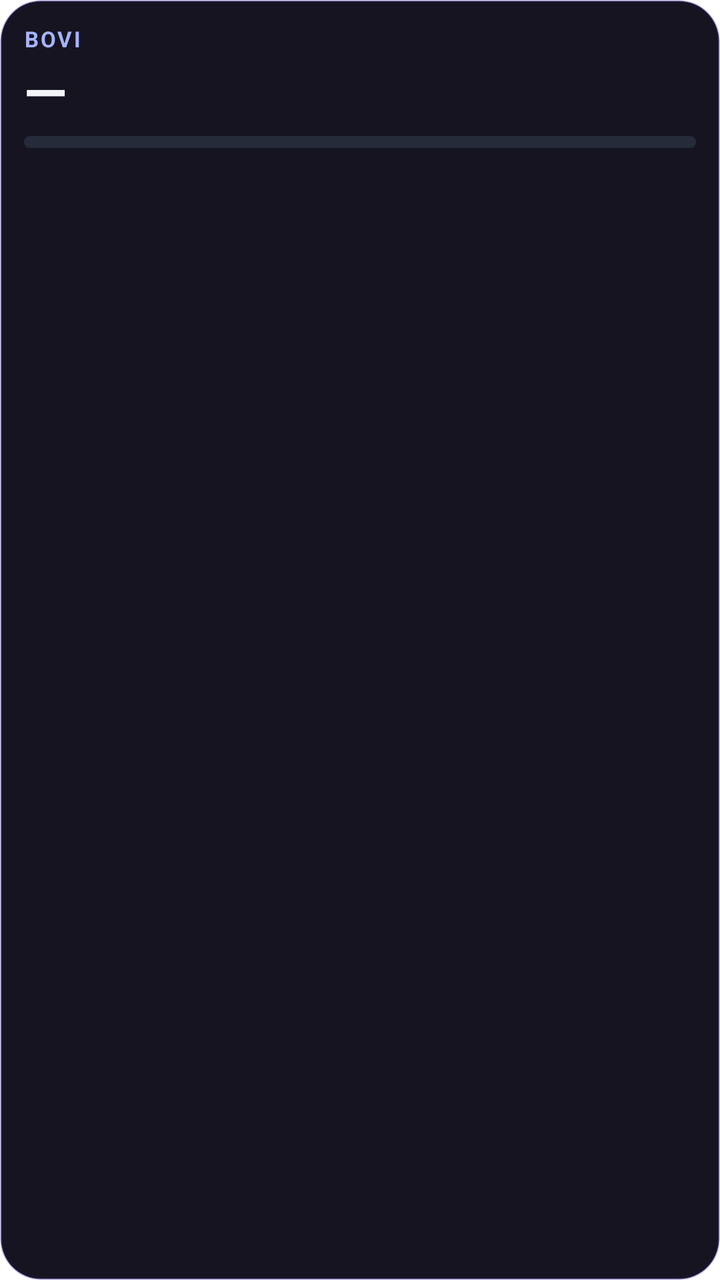
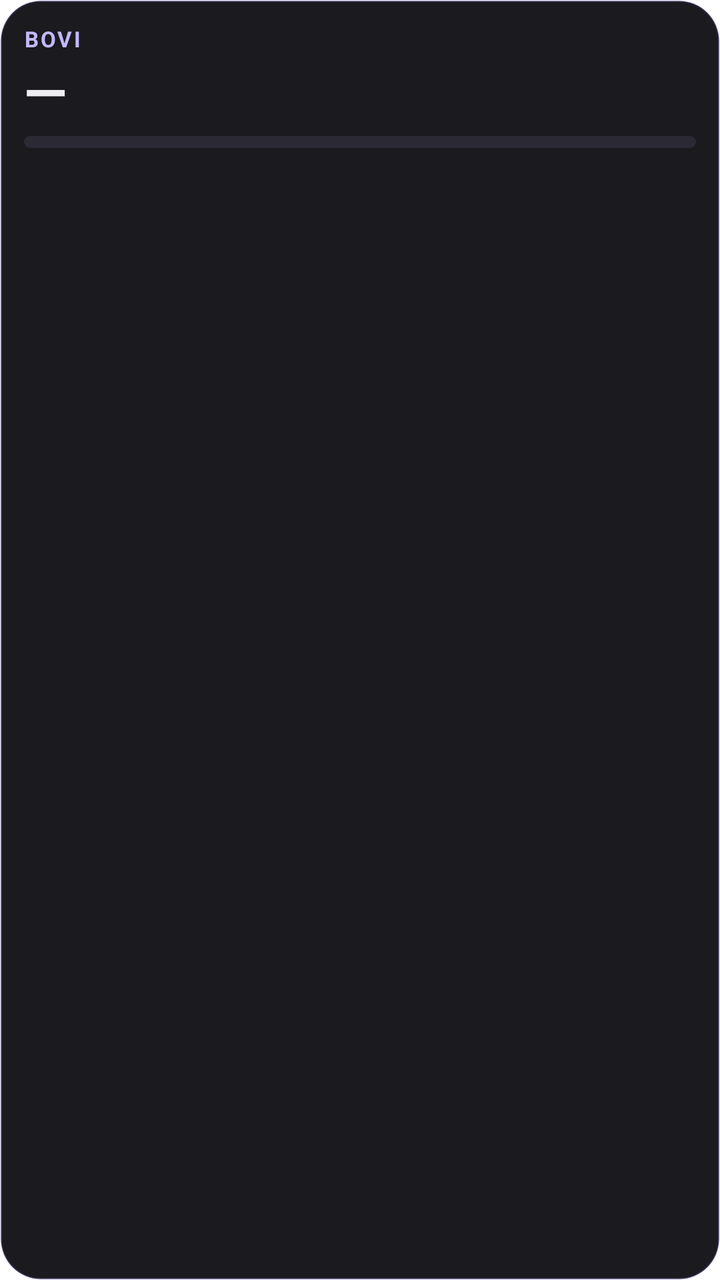

Screens rendered from an Android XML layout before and after an edit, with the pre-edit source and the edit as a unified diff.
<!-- AndroidManifest.xml: fallback theme Theme.MaterialComponents.DayNight.NoActionBar -->
<!-- res/layout/bw_screentime.xml -->
<?xml version="1.0" encoding="utf-8"?>
<LinearLayout xmlns:android="http://schemas.android.com/apk/res/android"
  android:id="@+id/bw_root"
  android:layout_width="match_parent"
  android:layout_height="match_parent"
  android:background="@drawable/bovi_widget_bg"
  android:orientation="vertical"
  android:padding="12dp">
  
  <LinearLayout
    android:layout_width="match_parent"
    android:layout_height="wrap_content"
    android:gravity="center_vertical"
    android:orientation="horizontal">
    <TextView
    android:id="@+id/bw_title"
    android:layout_width="0dp"
    android:layout_weight="1"
    android:layout_height="wrap_content"
    android:text="BOVI"
    android:textColor="#A5B4FC"
    android:textSize="11sp"
    android:textStyle="bold"
    android:maxLines="1"
    android:ellipsize="end"
    android:letterSpacing="0.08" />
    <TextView
    android:id="@+id/bw_header_meta"
    android:layout_width="wrap_content"
    android:layout_height="wrap_content"
    android:text=""
    android:textColor="#9CA3AF"
    android:textSize="11sp"
    android:maxLines="1"
    android:ellipsize="end" />
  </LinearLayout>
  <LinearLayout
    android:layout_width="match_parent"
    android:layout_height="wrap_content"
    android:baselineAligned="true"
    android:orientation="horizontal">
    <TextView
    android:id="@+id/bw_st_total"
    android:layout_width="wrap_content"
    android:layout_height="wrap_content"
    android:text="—"
    android:textColor="#F3F4F6"
    android:textSize="28sp"
    android:textStyle="bold"
    android:maxLines="1"
    android:ellipsize="end" />
    <TextView
    android:id="@+id/bw_st_limit"
    android:layout_width="0dp"
    android:layout_height="wrap_content"
    android:text=""
    android:textColor="#9CA3AF"
    android:textSize="12sp"
    android:maxLines="1"
    android:ellipsize="end"
    android:layout_weight="1"
    android:layout_marginStart="8dp" />
  </LinearLayout>
  <ProgressBar
    android:id="@+id/bw_st_progress"
    style="?android:attr/progressBarStyleHorizontal"
    android:layout_width="match_parent"
    android:layout_height="6dp"
    android:indeterminate="false"
    android:max="100"
    android:progress="0"
    android:progressDrawable="@drawable/bw_progress" android:layout_marginTop="4dp" />
  <TextView
    android:id="@+id/bw_empty"
    android:layout_width="match_parent"
    android:layout_height="wrap_content"
    android:text=""
    android:textColor="#9CA3AF"
    android:textSize="13sp"
    android:maxLines="3"
    android:ellipsize="end"
    android:layout_marginTop="6dp"
    android:visibility="gone" />
  
  <LinearLayout
    android:id="@+id/bw_rows"
    android:layout_width="match_parent"
    android:layout_height="wrap_content"
    android:layout_marginTop="4dp"
    android:orientation="vertical" />
</LinearLayout>
<!-- resources referenced by this layout -->
<resources>
  <!-- drawable bovi_widget_bg (drawable) -->
  <?xml version="1.0" encoding="utf-8"?>
  <shape xmlns:android="http://schemas.android.com/apk/res/android" android:shape="rectangle">
    <solid android:color="#F20B0816" />
    <corners android:radius="20dp" />
    <stroke android:width="1dp" android:color="#405B4BD6" />
  </shape>
  <!-- drawable bw_progress (drawable) -->
  <?xml version="1.0" encoding="utf-8"?>
  <layer-list xmlns:android="http://schemas.android.com/apk/res/android">
    <item android:id="@android:id/background">
      <shape android:shape="rectangle">
        <corners android:radius="3dp" />
        <solid android:color="#262B3A" />
      </shape>
    </item>
    <item android:id="@android:id/progress">
      <clip>
        <shape android:shape="rectangle">
          <corners android:radius="3dp" />
          <solid android:color="#2DD4BF" />
        </shape>
      </clip>
    </item>
  </layer-list>
</resources>

<!-- the commit's change to res/layout/bw_screentime.xml (unified diff, before → after) -->
@@ -18,7 +18,7 @@
     android:layout_weight="1"
     android:layout_height="wrap_content"
     android:text="BOVI"
-    android:textColor="#A5B4FC"
+    android:textColor="#C4B8FC"
     android:textSize="11sp"
     android:textStyle="bold"
     android:maxLines="1"
@@ -29,7 +29,7 @@
     android:layout_width="wrap_content"
     android:layout_height="wrap_content"
     android:text=""
-    android:textColor="#9CA3AF"
+    android:textColor="#9A97A5"
     android:textSize="11sp"
     android:maxLines="1"
     android:ellipsize="end" />
@@ -44,7 +44,7 @@
     android:layout_width="wrap_content"
     android:layout_height="wrap_content"
     android:text="—"
-    android:textColor="#F3F4F6"
+    android:textColor="#EEEDF2"
     android:textSize="28sp"
     android:textStyle="bold"
     android:maxLines="1"
@@ -54,7 +54,7 @@
     android:layout_width="0dp"
     android:layout_height="wrap_content"
     android:text=""
-    android:textColor="#9CA3AF"
+    android:textColor="#9A97A5"
     android:textSize="12sp"
     android:maxLines="1"
     android:ellipsize="end"
@@ -75,7 +75,7 @@
     android:layout_width="match_parent"
     android:layout_height="wrap_content"
     android:text=""
-    android:textColor="#9CA3AF"
+    android:textColor="#9A97A5"
     android:textSize="13sp"
     android:maxLines="3"
     android:ellipsize="end"
<!-- resource entries referenced after the edit -->
@@ -3,9 +3,9 @@
   <!-- drawable bovi_widget_bg (drawable) -->
   <?xml version="1.0" encoding="utf-8"?>
   <shape xmlns:android="http://schemas.android.com/apk/res/android" android:shape="rectangle">
-    <solid android:color="#F20B0816" />
+    <solid android:color="#F20F0E13" />
     <corners android:radius="20dp" />
-    <stroke android:width="1dp" android:color="#405B4BD6" />
+    <stroke android:width="1dp" android:color="#33A594F9" />
   </shape>
   <!-- drawable bw_progress (drawable) -->
   <?xml version="1.0" encoding="utf-8"?>
@@ -13,14 +13,14 @@
     <item android:id="@android:id/background">
       <shape android:shape="rectangle">
         <corners android:radius="3dp" />
-        <solid android:color="#262B3A" />
+        <solid android:color="#2B2933" />
       </shape>
     </item>
     <item android:id="@android:id/progress">
       <clip>
         <shape android:shape="rectangle">
           <corners android:radius="3dp" />
-          <solid android:color="#2DD4BF" />
+          <solid android:color="#4CC9A0" />
         </shape>
       </clip>
     </item>
